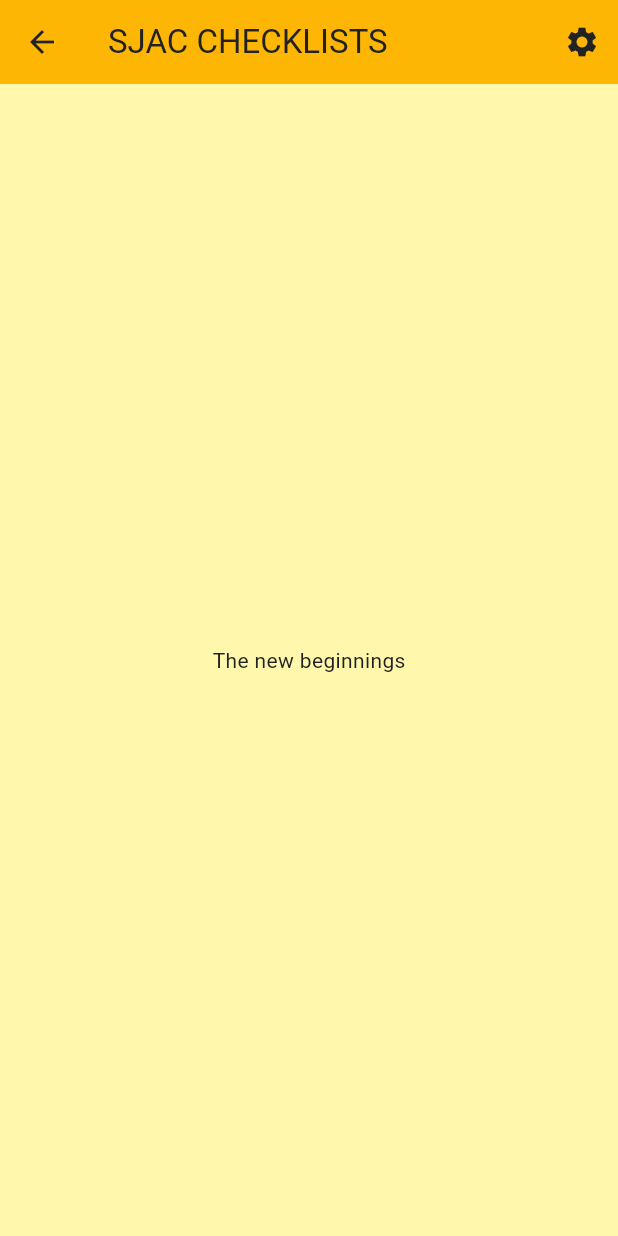
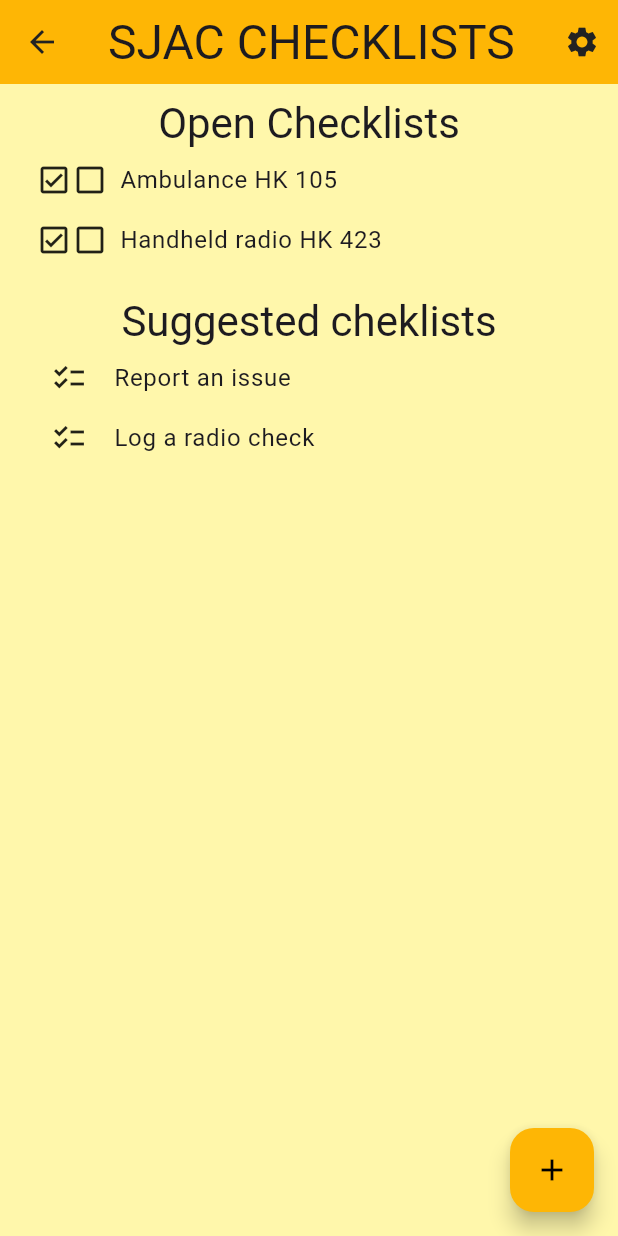
Before and after one commit to michalporeba/ticks, a Flutter app: the CurrentCheckListsPage screen opened by its route, on a phone screen of 412 x 824 dp. Run offline on Flutter 3.47's test engine with Material 3 defaults, Android fonts, the phone set to English and light mode, and no system bars; our stand-ins replace bloc, equatable, flutter_bloc, google_fonts, rxdart, shared_preferences; accounts and stored records are empty; Roboto replaces fonts that are missing (Heebo).

Commit message:
start a new checklist page

```diff
--- a/lib/main.dart
+++ b/lib/main.dart
@@ -1,4 +1,5 @@
 import 'package:flutter/material.dart';
+import 'package:google_fonts/google_fonts.dart';
 import 'package:local_ticks_api/local_ticks_api.dart';
 import 'package:ticks/bootstrap.dart';
 import 'checklist/widgets.dart';
@@ -41,9 +42,11 @@ class MyApp extends StatelessWidget {
               onSecondary: Color(0xffffffff),
 
           ),
+          textTheme: GoogleFonts.heeboTextTheme(),
         ),
-      initialRoute: CurrentCheckListsPage.id,
+      initialRoute: StartAChecklistView.id,
       routes: {
+        StartAChecklistView.id: (context) => const StartAChecklistView(),
         CurrentCheckListsPage.id: (context) => const CurrentCheckListsPage()
       }
     );
@@ -59,6 +62,58 @@ class HomeView extends StatelessWidget {
   }
 }
 
+class StartAChecklistView extends StatelessWidget {
+  static String id = "startAChecklist";
+
+  const StartAChecklistView({super.key});
+
+  @override
+  Widget build(BuildContext context) {
+    final textTheme = Theme.of(context).textTheme;
+
+    return Scaffold(
+        appBar: AppBar(
+            backgroundColor: Theme.of(context).primaryColor,
+            title: Text("Start a new checklist", style: textTheme.headlineLarge),
+            actions: [IconButton(onPressed:(){}, icon: Icon(Icons.settings))],
+            bottom: PreferredSize(
+              preferredSize: Size.fromHeight(64.0),
+              child: Padding(
+                padding: const EdgeInsets.all(8.0),
+                child: TextFormField(
+                  decoration: InputDecoration(
+                    hintText: 'Search',
+                    prefixIcon: Icon(Icons.search),
+                    suffixIcon: Container(
+                      margin: EdgeInsets.all(4),
+                      child: Icon(Icons.filter_alt_outlined)
+                    )
+                  ),
+                ),
+              )
+        ),
+        ),
+        body: SingleChildScrollView(
+            padding: EdgeInsets.all(8.0),
+            child: Column(
+              children: [
+                Blueprint(title: "Ambulance check"),
+                Blueprint(title: "Radio check"),
+                Blueprint(title: "Response bag check")
+              ],
+
+            )
+        ),
+        floatingActionButton: FloatingActionButton(
+          onPressed: () {},
+          tooltip: 'Start a checklist',
+          child: const Icon(Icons.add),
+        )
+    );
+  }
+}
+
+
 
 class CurrentCheckListsPage extends StatelessWidget {
   static String id = "currentCheckLists";
@@ -66,17 +121,111 @@ class CurrentCheckListsPage extends StatelessWidget {
 
   @override
   Widget build(BuildContext context) {
+    final textTheme = Theme.of(context).textTheme;
+
     return Scaffold(
       appBar: AppBar(
         backgroundColor: Theme.of(context).primaryColor,
-        title: const Text("SJAC CHECKLISTS"),
+        title: Text("SJAC CHECKLISTS", style: textTheme.headlineLarge),
         actions: [IconButton(onPressed:(){}, icon: Icon(Icons.settings))]
       ),
-      body: const Center(child: Text("The new beginnings")),
+      body: SingleChildScrollView(
+        padding: EdgeInsets.all(8.0),
+        child: Column(
+          children: [
+            OpenChecklists(),
+            SizedBox(height: 16.0),
+            SuggestedBlueprints(),
+          ],
 
+        )
+      ),
+      floatingActionButton: FloatingActionButton(
+        onPressed: () {},
+        tooltip: 'Start a checklist',
+        child: const Icon(Icons.add),
+      )
     );
   }
 }
+
+class Checklist extends StatelessWidget {
+  const Checklist({super.key, required this.title});
+  final String title;
+
+  @override
+  Widget build(BuildContext context) {
+    return Padding(
+      padding: const EdgeInsets.all(8.0),
+      child: Row(
+          children: [
+            Padding(
+              padding: const EdgeInsets.only(left: 8.0),
+              child: Icon(Icons.check_box_outlined),
+            ),
+            Padding(
+              padding: const EdgeInsets.only(right: 8.0),
+              child: Icon(Icons.check_box_outline_blank),
+            ),
+            Text(this.title, style: Theme.of(context).textTheme.bodyLarge)
+          ]
+      ),
+    );
+  }
+}
+
+class OpenChecklists extends StatelessWidget {
+  const OpenChecklists({super.key});
+
+  @override
+  Widget build(BuildContext context) {
+    return Column(
+      children: [
+        Text("Open Checklists", style: Theme.of(context).textTheme.headlineMedium,),
+        Checklist(title: "Ambulance HK 105"),
+        Checklist(title: "Handheld radio HK 423")
+      ],
+    );
+  }
+}
+
+class Blueprint extends StatelessWidget {
+  const Blueprint({super.key, required this.title});
+
+  final String title;
+
+  @override
+  Widget build(BuildContext context) {
+    return Padding(
+      padding: const EdgeInsets.all(8.0),
+      child: Row(children: [
+        Padding(
+          padding: const EdgeInsets.symmetric(horizontal: 18.0),
+          child: Icon(Icons.checklist),
+        ),
+        Text(this.title, style: Theme.of(context).textTheme.bodyLarge,),
+      ]),
+    );
+  }
+}
+
+class SuggestedBlueprints extends StatelessWidget {
+  const SuggestedBlueprints({super.key});
+
+  @override
+  Widget build(BuildContext context) {
+    return Column(
+      children: [
+        Text("Suggested cheklists", style: Theme.of(context).textTheme.headlineMedium,),
+        Blueprint(title: "Report an issue"),
+        Blueprint(title: "Log a radio check")
+      ]
+    );
+  }
+}
+
+
+
 
 
 class MyHomePage extends StatefulWidget {
--- a/pubspec.yaml
+++ b/pubspec.yaml
@@ -14,6 +14,7 @@ dependencies:
   flutter_bloc: ^8.1.1
   flutter_localizations:
     sdk: flutter
+  google_fonts: ^6.2.1
   intl: ^0.19.0
   local_ticks_api:
     path: packages/local_ticks_api
```
Also changed, not shown: 2 other files.
